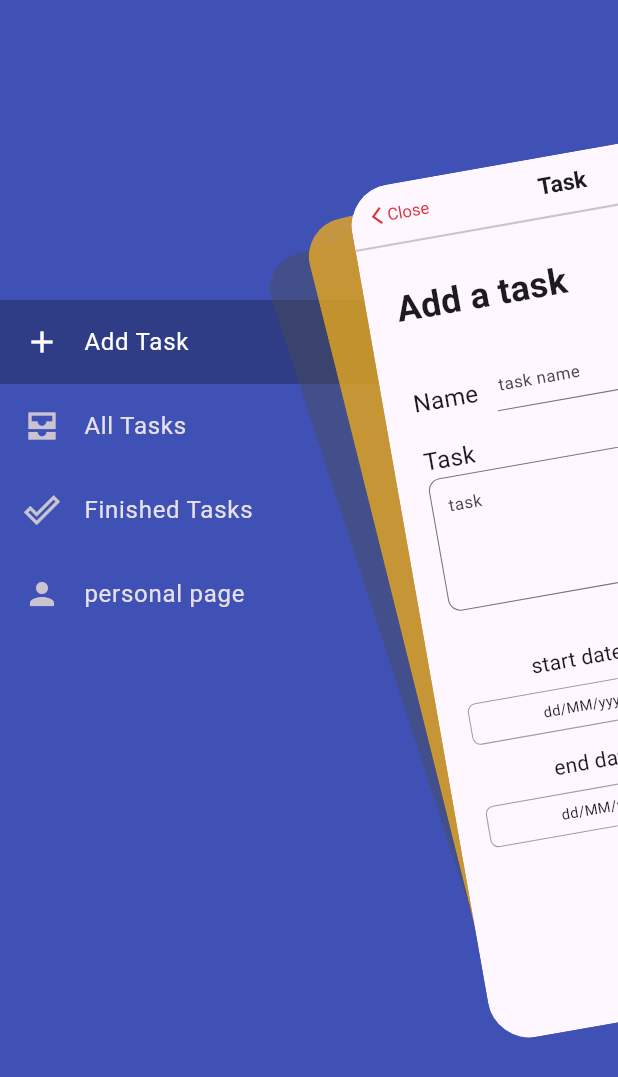
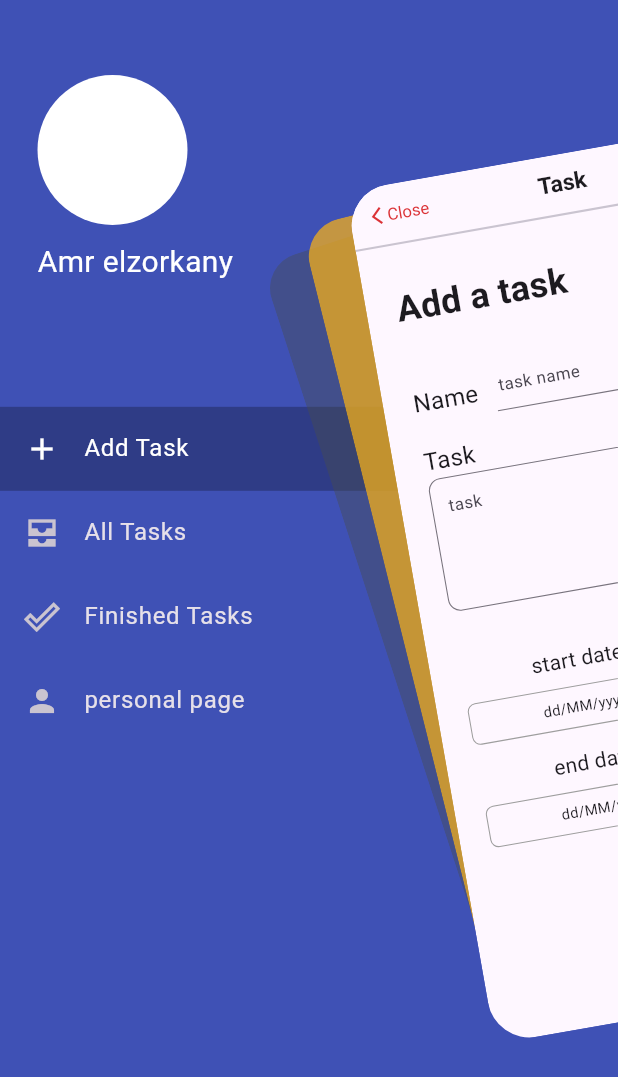
Before and after one commit to AmrMohamed97/life_binder, a Flutter app: the screen it shows after launch, after a tap on "Close", on a phone screen of 412 x 824 dp. Shown: the top 1077 px of the screen. Run offline on Flutter 3.47's test engine with Material 3 defaults, Android fonts, the phone set to English and light mode, and no system bars; drawn by our look-alikes of flutter_zoom_drawer; our stand-ins replace awesome_dialog, cloud_firestore, firebase_auth, firebase_core, firebase_storage, flutter_bloc and 5 more; missing offline and left inert: animated_snack_bar; accounts and stored records are empty.

Commit message:
fix  home_page_design

```diff
--- /dev/null
+++ b/lib/features/tasks/data/model/menu_items.dart
@@ -0,0 +1,10 @@
+import 'package:flutter/material.dart';
+import 'package:note_app/features/tasks/data/model/menu_item.dart';
+
+class MenuItems {
+  static const List<MenuItem> taskIconList = [
+    MenuItem(title: 'Add Task', icon: Icons.add),
+    MenuItem(title: 'All Tasks', icon: Icons.all_inbox_sharp),
+    MenuItem(title: 'Finished Tasks', icon: Icons.done_outline),
+  ];
+}
--- a/lib/features/tasks/task_home_page.dart
+++ b/lib/features/tasks/task_home_page.dart
@@ -3,6 +3,7 @@ import 'package:flutter_zoom_drawer/flutter_zoom_drawer.dart';
 import 'package:note_app/features/tasks/add_task.dart';
 import 'package:note_app/features/tasks/all_tasks.dart';
 import 'package:note_app/features/tasks/data/model/menu_item.dart';
+import 'package:note_app/features/tasks/data/model/menu_items.dart';
 import 'package:note_app/features/tasks/finished_tasks.dart';
 import 'package:note_app/features/tasks/home_main_page.dart';
 import 'package:note_app/features/tasks/task_home_page_menu.dart';
--- a/lib/features/tasks/task_home_page_menu.dart
+++ b/lib/features/tasks/task_home_page_menu.dart
@@ -1,14 +1,7 @@
 import 'package:flutter/material.dart';
 import 'package:note_app/features/tasks/data/model/menu_item.dart';
+import 'package:note_app/features/tasks/data/model/menu_items.dart';
 import 'package:note_app/features/tasks/home_main_page.dart';
-
-class MenuItems {
-  static const List<MenuItem> taskIconList = [
-    MenuItem(title: 'Add Task', icon: Icons.add),
-    MenuItem(title: 'All Tasks', icon: Icons.all_inbox_sharp),
-    MenuItem(title: 'Finished Tasks', icon: Icons.done_outline),
-  ];
-}
 
 class TaskHomePageMenu extends StatelessWidget {
   const TaskHomePageMenu(
@@ -25,18 +18,50 @@ class TaskHomePageMenu extends StatelessWidget {
           child: Column(
             crossAxisAlignment: CrossAxisAlignment.start,
             children: [
+              // const Spacer(),
+              const SizedBox(height: 50),
+              const Padding(
+                padding: EdgeInsetsDirectional.only(start: 25),
+                child: Column(
+                  mainAxisSize: MainAxisSize.min,
+                  crossAxisAlignment: CrossAxisAlignment.start,
+                  children: [
+                    CircleAvatar(
+                      radius: 50,
+                      backgroundColor: Colors.white,
+                    ),
+                    SizedBox(
+                      height: 10,
+                    ),
+                    FittedBox(
+                      alignment: Alignment.centerLeft,
+                      fit: BoxFit.scaleDown,
+                      child: Text(
+                        'Amr elzorkany',
+                        style: TextStyle(color: Colors.white, fontSize: 20),
+                        textAlign: TextAlign.center,
+                        maxLines: 1,
+                        overflow: TextOverflow.ellipsis,
+                      ),
+                    ),
+                  ],
+                ),
+              ),
               const Spacer(),
               ...MenuItems.taskIconList.map(buildItem).toList(),
               ListTile(
-                title: Text('personal page'),
-                leading: Icon(Icons.person),
+                title: const FittedBox(
+                    alignment: Alignment.centerLeft,
+                    fit: BoxFit.scaleDown,
+                    child: Text('personal page')),
+                leading: const Icon(Icons.person),
                 onTap: () => Navigator.push(
                     context,
                     MaterialPageRoute(
                         builder: (context) => const HomeMainPage())),
               ),
               const Spacer(
-                flex: 2,
+                flex: 4,
               ),
             ],
           ),
```
